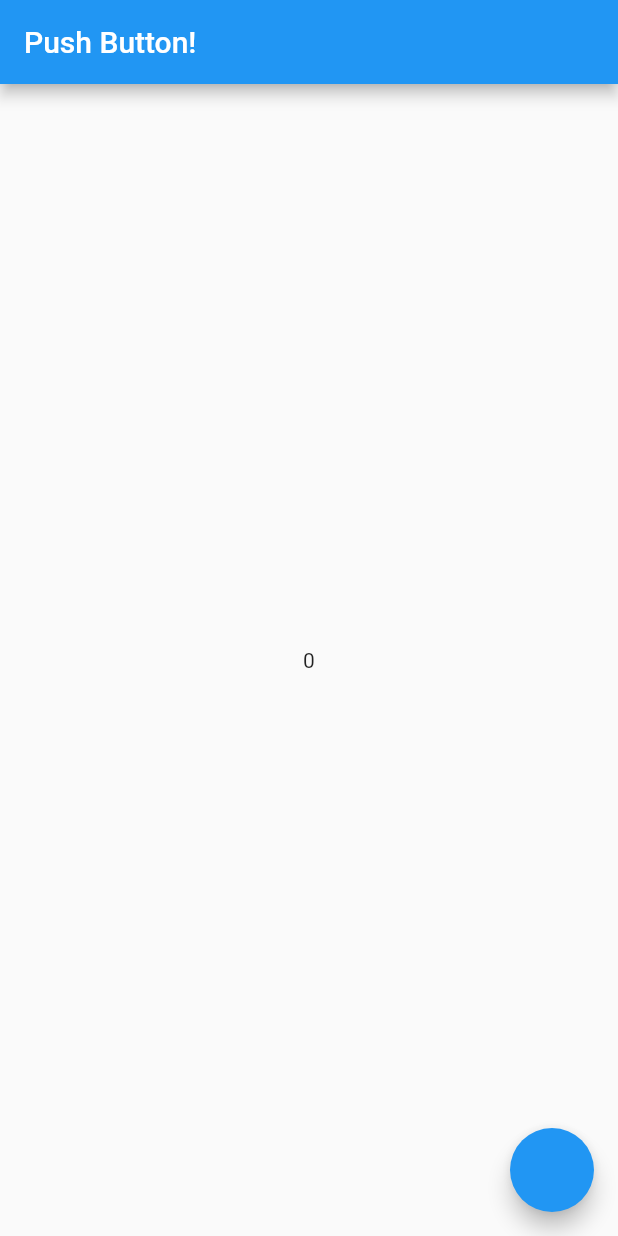
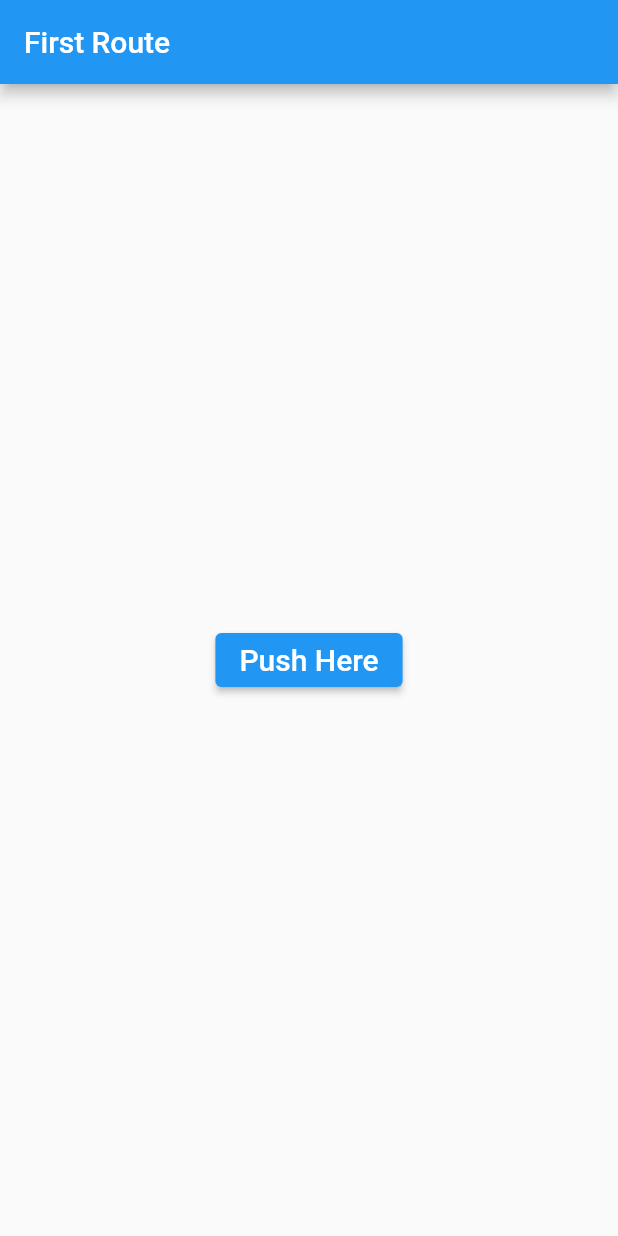
Before and after one commit to funakoshi-dev/Flutter-FirstTutorial, a Flutter app: the screen it shows after launch, on a phone screen of 412 x 824 dp. Run offline on Flutter 3.47's test engine with Material 2 defaults, Android fonts, the phone set to English and light mode, and no system bars.

Commit message:
Basic Navigation

```diff
--- a/lib/main.dart
+++ b/lib/main.dart
@@ -1,32 +1,59 @@
+import 'package:flutter/cupertino.dart';
 import 'package:flutter/material.dart';
 
 void main() {
-  runApp(MaterialApp(home: MyApp()));
+  runApp(MaterialApp(home: FirstRoute()));
 }
 
-class MyApp extends StatefulWidget{
-
-  @override
-  _MyWidgetState createState() => _MyWidgetState();
-
-}
-
-class _MyWidgetState extends State {
-
-  int _counter = 0;
-  void _incrementCounter(){
-    setState(() => _counter++);
-  }
-
+class FirstRoute extends StatelessWidget {
   @override
   Widget build(BuildContext context) {
     return Scaffold(
-      appBar: AppBar(title: Text("Push Button!")),
-      body: Center(child: Text("$_counter")),
-      floatingActionButton: FloatingActionButton(
-        onPressed: _incrementCounter,
+      appBar: AppBar(
+        title: Text("First Route"),
+      ),
+      body: Center(
+        child: Column(
+          mainAxisAlignment: MainAxisAlignment.center,
+          children: <Widget>[
+            ElevatedButton(
+              onPressed: () {
+                Navigator.push(context, MaterialPageRoute(builder: (context) => SecondRoute()));
+              },
+              child: Text(
+                "Push Here",
+                style: TextStyle(fontSize: 20),
+              ),
+            )
+          ],
         ),
+      ),
     );
   }
+}
 
+class SecondRoute extends StatelessWidget {
+  @override
+  Widget build(BuildContext context) {
+    return Scaffold(
+      appBar: AppBar(
+        title: Text("Second Route"),
+      ),
+      body: Center(
+        child: Column(
+          mainAxisAlignment: MainAxisAlignment.center,
+          children: <Widget>[
+            ElevatedButton(
+                onPressed: () {
+                  Navigator.pop(context);
+                },
+                child: Text(
+                  "Push Here",
+                  style: TextStyle(fontSize: 20),
+                ))
+          ],
+        ),
+      ),
+    );
+  }
 }
```
